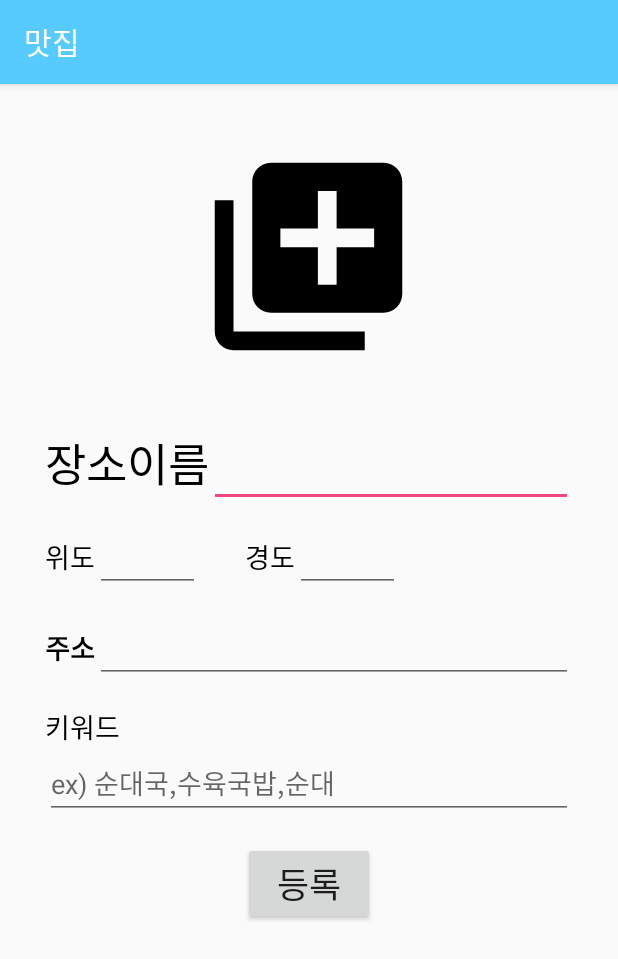
After one commit to hubhubhub98/Connected, an Android app: the PlaceWriteActivity screen opened directly, with no data from a screen before it, on a phone screen of 412 x 824 dp. The commit adds this screen. Shown: the top 959 px of the screen. Run offline under Robolectric (Android 15) with nearby library versions, the phone set to English and light mode, and no system bars; our stand-ins replace Firebase (no records; nobody signed in at launch, a user with empty details on screens opened directly).

Commit message:
장소 추가 관련 테스트코드 추가

```diff
--- a/app/build.gradle
+++ b/app/build.gradle
@@ -37,6 +37,9 @@ dependencies {
     //google play service 라이브러리 추가
     implementation 'com.google.android.gms:play-services-maps:17.0.0'
     implementation 'com.google.android.gms:play-services-location:17.0.0'
+
+    //cloud Storage(이미지 파일 저장을 위함)
+    implementation 'com.google.firebase:firebase-storage:19.1.0'
 }
 
 apply plugin: 'com.google.gms.google-services'
--- /dev/null
+++ b/app/src/main/java/com/changsdev/whoaressuproject/PlaceWriteActivity.java
@@ -0,0 +1,208 @@
+package com.changsdev.whoaressuproject;
+
+import androidx.annotation.NonNull;
+import androidx.annotation.Nullable;
+import androidx.appcompat.app.ActionBar;
+import androidx.appcompat.app.AppCompatActivity;
+
+import android.content.Intent;
+import android.graphics.Bitmap;
+import android.graphics.BitmapFactory;
+import android.net.Uri;
+import android.os.Bundle;
+import android.view.View;
+import android.widget.Button;
+import android.widget.EditText;
+import android.widget.ImageView;
+import android.widget.Toast;
+
+import com.changsdev.whoaressuproject.model.PlaceVO;
+import com.google.android.gms.auth.api.signin.internal.Storage;
+import com.google.android.gms.tasks.Continuation;
+import com.google.android.gms.tasks.OnCompleteListener;
+import com.google.android.gms.tasks.Task;
+import com.google.firebase.auth.FirebaseAuth;
+import com.google.firebase.database.FirebaseDatabase;
+import com.google.firebase.storage.FirebaseStorage;
+import com.google.firebase.storage.StorageReference;
+import com.google.firebase.storage.UploadTask;
+
+import java.io.InputStream;
+import java.util.UUID;
+
+public class PlaceWriteActivity extends AppCompatActivity {
+
+    private static final int PICK_FROM_ALBUM = 10; //requestCode
+    private ImageView placePhotoImageView;
+    private Uri imageUri;
+    private EditText placeNameEdittext;
+    private EditText placeLatEdittext;
+    private EditText placeLngEdittext;
+    private EditText placeAddressEdittext;
+    private EditText placeKeywordEdittext;
+    private Button placeWriteBtn;
+
+    private String category;
+
+    @Override
+    protected void onCreate(Bundle savedInstanceState) {
+        super.onCreate(savedInstanceState);
+        setContentView(R.layout.activity_place_write);
+
+        placePhotoImageView = (ImageView)findViewById(R.id.place_photo_imageview);
+        placeNameEdittext = (EditText)findViewById(R.id.placename_edittext);
+        placeLatEdittext = (EditText)findViewById(R.id.place_lat_edittext);
+        placeLngEdittext = (EditText)findViewById(R.id.place_lng_edittext);
+        placeAddressEdittext = (EditText)findViewById(R.id.place_address_edittext);
+        placeKeywordEdittext = (EditText)findViewById(R.id.place_keyword_edittext);
+        placeWriteBtn = (Button)findViewById(R.id.place_write_btn);
+
+
+        Intent intent = getIntent(); //인텐트를 통해서 장소에대한 카테고리정보를 얻어온다
+        ActionBar actionBar = getSupportActionBar();
+
+        /*
+        String category = intent.getStringExtra("category");
+        우선은 테스트를 위해서 category를 무족건 '맛집'으로 설정해놓겠음
+        */
+        category = "맛집";
+        actionBar.setTitle(category);
+
+
+        View.OnClickListener myListener = new View.OnClickListener() {
+            @Override
+            public void onClick(View view) {
+                switch (view.getId()){
+                    case R.id.place_write_btn:
+                        placeWrite();
+                        break;
+                    case R.id.place_photo_imageview:
+                        Intent intent = new Intent();
+                        intent.setType("image/*");
+                        intent.setAction(Intent.ACTION_GET_CONTENT);
+                        //갤러리액티비티를 실행하기위한 세팅.
+                        startActivityForResult(Intent.createChooser(intent,"이미지를 선택하세요"),PICK_FROM_ALBUM);
+                        //갤러리에 접근하자.
+                        break;
+
+                }
+            }
+        };
+
+        placePhotoImageView.setOnClickListener(myListener);
+        placeWriteBtn.setOnClickListener(myListener);
+
+
+
+
+    }
+
+    //장소를 등록하는 처리
+    private void placeWrite(){
+        final String placeName = placeNameEdittext.getText().toString().trim();
+        String placeLat = placeLatEdittext.getText().toString().trim();
+        String placeLng = placeLngEdittext.getText().toString().trim();
+        final String placeAddress = placeAddressEdittext.getText().toString().trim();
+        final String placeKeyword = placeKeywordEdittext.getText().toString().trim();
+
+
+        final double lat,lng;
+        if(placeName == null || placeName.equals("") ||
+            placeLat == null || placeLat.equals("") ||
+            placeLng == null || placeLng.equals("") ||
+            placeAddress == null || placeAddress.equals("") ||
+            placeKeyword == null || placeKeyword.equals("")){
+            showToast("빈 칸 없이 입력해주세요");
+            return ;
+        }
+
+        try{
+            lat = Double.valueOf(placeLat);
+            lng = Double.valueOf(placeLng);
+            //실수로 바꿔주는 과정에서 예외가 발생할수 있기때문에 예외처리
+        }catch (Exception e){
+            showToast("위도 경도 정보를 올바르게 입력하세요");
+            return ;
+        }
+
+        if(imageUri == null){
+            imageUri = Uri.parse("android.resource://" + getPackageName() + "/" + R.drawable.standard_place);
+        }// 이미지를 선택하지않았을땐 기본건물이미지(standard_place.png)로 세팅.
+
+
+        final String pid = UUID.randomUUID().toString();
+        final StorageReference storageReference = FirebaseStorage.getInstance().getReference().child("placeImages")
+                .child(pid);
+
+
+        //storage에 파일업로드처리
+        storageReference.putFile(imageUri)
+                .continueWithTask(new Continuation<UploadTask.TaskSnapshot, Task<Uri>>() {
+                    @Override
+                    public Task<Uri> then(@NonNull Task<UploadTask.TaskSnapshot> task) throws Exception {
+                        if (!task.isSuccessful()) {
+                            throw task.getException();
+                        }
+
+                        // Continue with the task to get the download URL
+                        return storageReference.getDownloadUrl();
+
+                    }
+                }).addOnCompleteListener(new OnCompleteListener<Uri>() {
+                    @Override
+                    public void onComplete(@NonNull Task<Uri> task) {//업로드 성공시 실행되는 메서드
+                        if (task.isSuccessful()) {
+                            // 업로드에 성공했을시 데이터베이스에 장소데이터를 추가해준다.
+                            Uri downloadUri = task.getResult();
+                            PlaceVO place = new PlaceVO();
+                            place.setAddress(placeAddress);
+                            place.setCategory(category);
+                            place.setKeywords(placeKeyword);
+                            place.setLat(lat);
+                            place.setLng(lng);
+                            place.setName(placeName);
+                            place.setRecommend(0);
+                            place.setPid(pid); place.setUid(FirebaseAuth.getInstance().getCurrentUser().getUid());
+                            FirebaseDatabase.getInstance().getReference().child("places").push().setValue(place);
+                            showToast("업로드를 완료했습니다.");
+                            finish();
+                        } else {
+                            // Handle failures
+                            // ...
+                            showToast("업로드에 실패했습니다.");
+                        }
+                    }
+        });
+
+
+
+
+    }
+
+
+    //갤러리 액티비티로부터 얻어온 데이터를 처리하자
+    @Override
+    protected void onActivityResult(int requestCode, int resultCode, @Nullable Intent data) {
+        super.onActivityResult(requestCode, resultCode, data);
+        if(requestCode == PICK_FROM_ALBUM && resultCode == RESULT_OK){
+            imageUri = data.getData(); //선택한 이미지의 경로를 가지고 온다.
+            System.out.println("imageUri : "+imageUri.toString());
+            try{
+                InputStream in = getContentResolver().openInputStream(data.getData());
+
+                Bitmap img = BitmapFactory.decodeStream(in);
+                in.close();
+
+                placePhotoImageView.setImageBitmap(img); //해당이미지뷰에 이미지 세팅하기.
+
+            }catch(Exception e){
+                e.printStackTrace();
+            }
+        }
+    }
+
+
+    private void showToast(String msg){ //msg를 화면에 출력한다.
+        Toast.makeText(this, msg,Toast.LENGTH_SHORT).show();
+    }
+}
--- /dev/null
+++ b/app/src/main/res/drawable/ic_add_to_photos_black_24dp.xml
@@ -0,0 +1,9 @@
+<vector xmlns:android="http://schemas.android.com/apk/res/android"
+        android:width="24dp"
+        android:height="24dp"
+        android:viewportWidth="24.0"
+        android:viewportHeight="24.0">
+    <path
+        android:fillColor="#FF000000"
+        android:pathData="M4,6L2,6v14c0,1.1 0.9,2 2,2h14v-2L4,20L4,6zM20,2L8,2c-1.1,0 -2,0.9 -2,2v12c0,1.1 0.9,2 2,2h12c1.1,0 2,-0.9 2,-2L22,4c0,-1.1 -0.9,-2 -2,-2zM19,11h-4v4h-2v-4L9,11L9,9h4L13,5h2v4h4v2z"/>
+</vector>
--- /dev/null
+++ b/app/src/main/res/layout/activity_place_write.xml
@@ -0,0 +1,148 @@
+<?xml version="1.0" encoding="utf-8"?>
+<LinearLayout xmlns:android="http://schemas.android.com/apk/res/android"
+    xmlns:app="http://schemas.android.com/apk/res-auto"
+    xmlns:tools="http://schemas.android.com/tools"
+    android:layout_width="match_parent"
+    android:layout_height="match_parent"
+    tools:context=".PlaceWriteActivity"
+    android:orientation="vertical">
+
+    <ScrollView
+        android:layout_width="match_parent"
+        android:layout_height="match_parent"
+        android:fillViewport="true"
+        >
+        <LinearLayout
+            android:layout_width="match_parent"
+            android:layout_height="wrap_content"
+            android:orientation="vertical"
+            android:layout_marginTop="40dp"
+            >
+
+            <ImageView
+                android:layout_width="150dp"
+                android:layout_height="150dp"
+                android:layout_gravity="center"
+                android:id="@+id/place_photo_imageview"
+                android:scaleType="centerCrop"
+                android:background="@drawable/ic_add_to_photos_black_24dp"/>
+
+            <LinearLayout
+                android:layout_width="match_parent"
+                android:layout_height="wrap_content"
+                android:orientation="vertical"
+                android:layout_marginTop="40dp"
+                android:paddingLeft="30dp"
+                android:paddingRight="30dp">
+
+                <LinearLayout
+                    android:layout_width="match_parent"
+                    android:layout_height="wrap_content"
+                    android:orientation="horizontal">
+
+                    <TextView
+                        android:layout_width="wrap_content"
+                        android:layout_height="wrap_content"
+                        android:text="장소이름"
+                        android:textSize="30dp"
+                        android:textColor="@color/colorBlack"/>
+
+                    <EditText
+                        android:layout_width="match_parent"
+                        android:layout_height="wrap_content"
+                        android:id="@+id/placename_edittext"
+                        android:inputType="text"
+                        android:textSize="20dp"
+                        />
+
+                </LinearLayout>
+
+                <LinearLayout
+                    android:layout_width="match_parent"
+                    android:layout_height="wrap_content"
+                    android:orientation="horizontal"
+                    android:layout_marginTop="15dp">
+
+                    <TextView
+                        android:layout_width="wrap_content"
+                        android:layout_height="wrap_content"
+                        android:text="위도"
+                        android:textSize="18dp"
+                        android:textColor="@color/colorBlack"/>
+                    <EditText
+                        android:layout_width="70dp"
+                        android:layout_height="wrap_content"
+                        android:id="@+id/place_lat_edittext"
+                        android:inputType="text"/>
+
+                    <TextView
+                        android:layout_width="wrap_content"
+                        android:layout_height="wrap_content"
+                        android:text="경도"
+                        android:textSize="18dp"
+                        android:textColor="@color/colorBlack"
+                        android:layout_marginLeft="30dp"/>
+                    <EditText
+                        android:layout_width="70dp"
+                        android:layout_height="wrap_content"
+                        android:id="@+id/place_lng_edittext"
+                        android:inputType="text"/>
+
+                </LinearLayout>
+
+                <LinearLayout
+                    android:layout_width="match_parent"
+                    android:layout_height="wrap_content"
+                    android:orientation="horizontal"
+                    android:layout_marginTop="15dp">
+
+                    <TextView
+                        android:layout_width="wrap_content"
+                        android:layout_height="wrap_content"
+                        android:text="주소"
+                        android:textStyle="bold"
+                        android:textSize="18dp"
+                        android:textColor="@color/colorBlack"/>
+
+                    <EditText
+                        android:layout_width="match_parent"
+                        android:layout_height="wrap_content"
+                        android:id="@+id/place_address_edittext"
+                        android:inputType="text"/>
+
+
+
+                </LinearLayout>
+
+                <TextView
+                    android:layout_width="wrap_content"
+                    android:layout_height="wrap_content"
+                    android:text="키워드"
+                    android:textSize="18dp"
+                    android:textColor="@color/colorBlack"
+                    android:layout_marginTop="15dp"/>
+
+                <EditText
+                    android:layout_width="match_parent"
+                    android:layout_height="wrap_content"
+                    android:id="@+id/place_keyword_edittext"
+                    android:inputType="text"
+                    android:hint="ex) 순대국,수육국밥,순대"/>
+
+
+
+            </LinearLayout>
+
+            <Button
+                android:layout_width="wrap_content"
+                android:layout_height="wrap_content"
+                android:text="등록"
+                android:textSize="23dp"
+                android:layout_gravity="center"
+                android:layout_marginTop="15dp"
+                android:layout_marginBottom="50dp"
+                android:id="@+id/place_write_btn"/>
+        </LinearLayout>
+    </ScrollView>
+
+</LinearLayout>
--- a/app/src/main/res/layout/fragment_org_list.xml
+++ b/app/src/main/res/layout/fragment_org_list.xml
@@ -26,7 +26,7 @@
         <EditText
             android:id="@+id/serchWard"
             android:layout_width="160dp"
-            android:layout_height="match_parent"
+            android:layout_height="wrap_content"
             android:hint="ex) 컴퓨터학부"/>
         <ImageButton
             android:id="@+id/serchOrgList"
--- a/app/src/main/res/layout/fragment_place.xml
+++ b/app/src/main/res/layout/fragment_place.xml
@@ -232,6 +232,12 @@
 
         </LinearLayout>
 
+        <Button
+            android:layout_width="wrap_content"
+            android:layout_height="wrap_content"
+            android:id="@+id/place_write_btn"
+            android:text="장소추가"
+            android:textSize="23dp"/>
         <TextView
             android:layout_width="wrap_content"
             android:layout_height="0dp"
```
Also changed, not shown: app/src/main/AndroidManifest.xml (+8 -6 lines), app/src/main/java/com/changsdev/whoaressuproject/GoogleMapTestActivity.java (+8 -2 lines), app/src/main/java/com/changsdev/whoaressuproject/fragment/PlaceFragment.java (+17 -2 lines), app/src/main/java/com/changsdev/whoaressuproject/model/PlaceVO.java (added, +85 -0 lines), app/src/main/res/drawable/standard_place.png (added).
